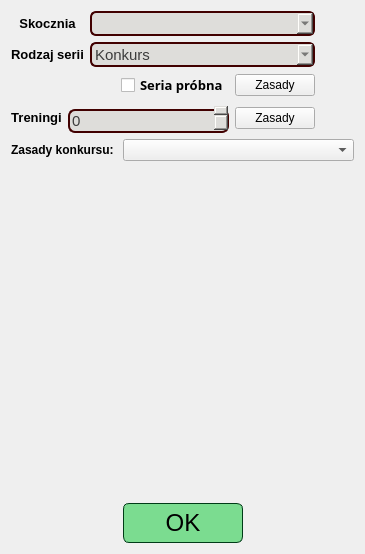
Before: the Qt Designer form source/UI/Seasons/CompetitionInfoEditorWidget.ui in SiekamCebule/sj-sim, drawn with Qt 5.
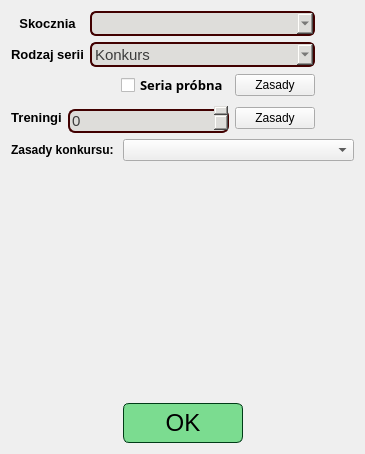
After: the same form once the commit is applied.

Patch:
```diff
--- a/source/UI/Seasons/CompetitionInfoEditorWidget.ui
+++ b/source/UI/Seasons/CompetitionInfoEditorWidget.ui
@@ -7,13 +7,13 @@
     <x>0</x>
     <y>0</y>
     <width>365</width>
-    <height>554</height>
+    <height>454</height>
    </rect>
   </property>
   <property name="windowTitle">
    <string>Form</string>
   </property>
-  <layout class="QVBoxLayout" name="verticalLayout_3" stretch="0,1,0">
+  <layout class="QVBoxLayout" name="verticalLayout_3" stretch="0,0,0">
    <item>
     <layout class="QHBoxLayout" name="horizontalLayout">
      <item>
```
Left out of the diff: 3 changed lines with no effect on the pictures.
